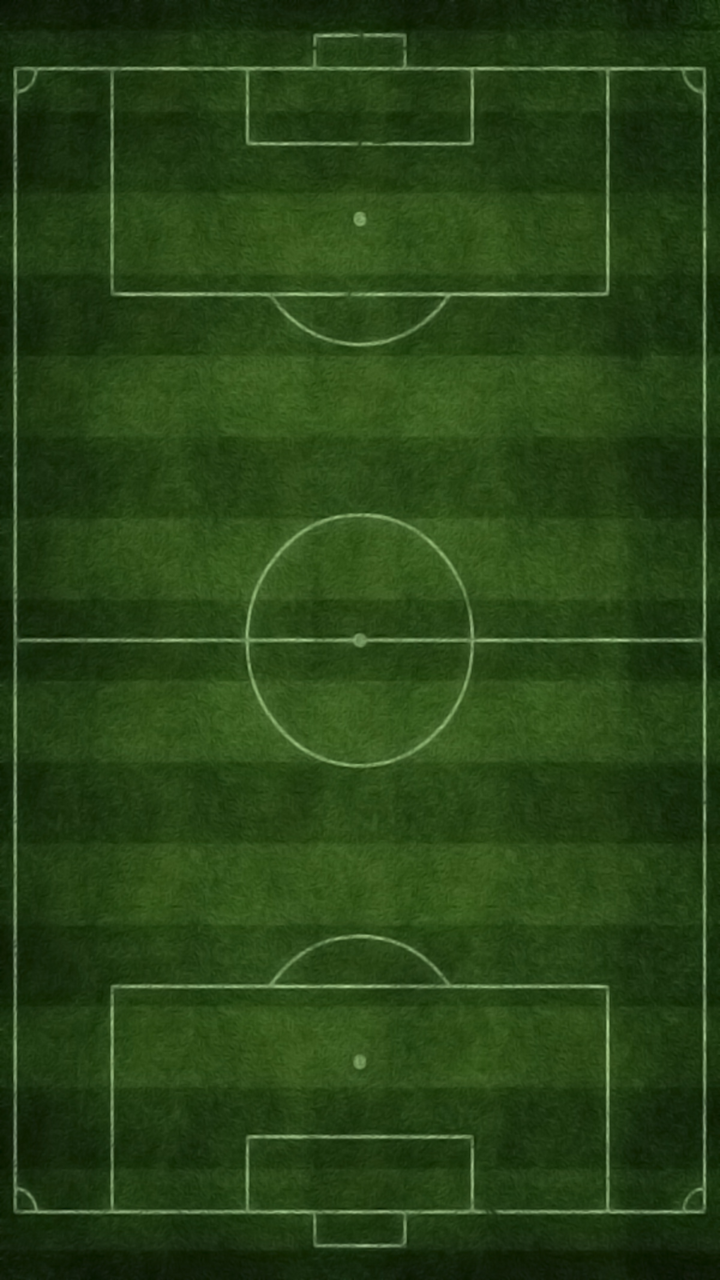
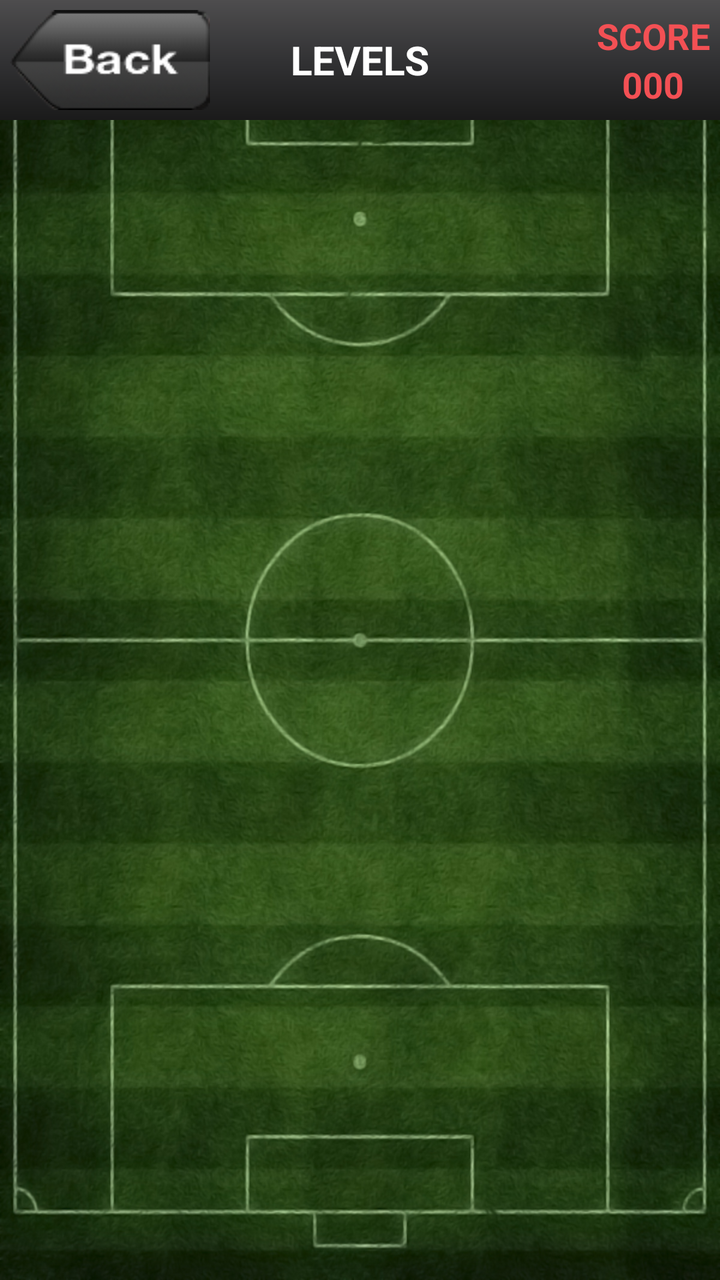

Two renders of the same Android screen: before a commit and after it. Below are the layout's source before the change and the commit's diff.
<!-- AndroidManifest.xml: activity theme Theme.Football2 -->
<!-- res/layout/activity_main.xml -->
<?xml version="1.0" encoding="utf-8"?>
<layout xmlns:android="http://schemas.android.com/apk/res/android"
    xmlns:app="http://schemas.android.com/apk/res-auto">
<androidx.constraintlayout.widget.ConstraintLayout
    android:layout_width="match_parent"
    android:layout_height="match_parent"
    android:background="@drawable/field">

    <androidx.recyclerview.widget.RecyclerView
        android:id="@+id/rvLevels"
        android:layout_width="0dp"
        android:layout_height="0dp"
        android:padding="8dp"
        android:clipToPadding="false"
        app:layout_constraintTop_toTopOf="parent"
        app:layout_constraintBottom_toBottomOf="parent"
        app:layout_constraintStart_toStartOf="parent"
        app:layout_constraintEnd_toEndOf="parent" />

</androidx.constraintlayout.widget.ConstraintLayout>
</layout>
<!-- resources referenced by this layout -->
<resources>
  <!-- drawable field: jpg bitmap (drawable, 332757 bytes) -->
  <style name="Theme.Football2" parent="Base.Theme.Football2" />
  <style name="Base.Theme.Football2" parent="Theme.Material3.DayNight.NoActionBar">
          
          
      </style>
</resources>

<!-- the commit's change to res/layout/activity_main.xml (unified diff, before → after) -->
@@ -4,7 +4,18 @@
 <androidx.constraintlayout.widget.ConstraintLayout
     android:layout_width="match_parent"
     android:layout_height="match_parent"
-    android:background="@drawable/field">
+    android:background="@drawable/field"
+    android:fitsSystemWindows="true">
+
+    <include
+        android:id="@+id/titleBar1"
+        layout="@layout/title_bar"
+        android:layout_width="match_parent"
+        android:layout_height="60dp"
+        app:layout_constraintTop_toTopOf="parent"
+        app:layout_constraintStart_toStartOf="parent"
+        app:layout_constraintEnd_toEndOf="parent" />
+
 
     <androidx.recyclerview.widget.RecyclerView
         android:id="@+id/rvLevels"
@@ -12,10 +23,74 @@
         android:layout_height="0dp"
         android:padding="8dp"
         android:clipToPadding="false"
-        app:layout_constraintTop_toTopOf="parent"
+        app:layout_constraintTop_toBottomOf="@+id/titleBar1"
         app:layout_constraintBottom_toBottomOf="parent"
         app:layout_constraintStart_toStartOf="parent"
         app:layout_constraintEnd_toEndOf="parent" />
 
 </androidx.constraintlayout.widget.ConstraintLayout>
 </layout>
+<!-- res/layout/title_bar.xml (included above) -->
+<?xml version="1.0" encoding="utf-8"?>
+<RelativeLayout xmlns:android="http://schemas.android.com/apk/res/android"
+    android:id="@+id/titleBar"
+    android:layout_width="match_parent"
+    android:layout_height="50dp"
+    android:layout_alignParentTop="true"
+    android:background="@drawable/title_bar"
+    android:orientation="horizontal" >
+
+    <ImageButton
+        android:id="@+id/back"
+        android:layout_width="wrap_content"
+        android:layout_height="wrap_content"
+        android:layout_centerVertical="true"
+        android:layout_alignParentLeft="true"
+        android:layout_gravity="left"
+        android:layout_margin="5dip"
+        android:background="@drawable/button_back" />
+
+    <TextView
+        android:id="@+id/title"
+        android:layout_width="wrap_content"
+        android:layout_height="wrap_content"
+        android:layout_centerHorizontal="true"
+        android:layout_centerVertical="true"
+        android:text="LEVELS"
+        android:textAppearance="?android:attr/textAppearanceLarge"
+        android:textColor="#FFF"
+        android:textSize="20sp"
+        android:textStyle="bold" />
+
+    <LinearLayout
+        android:layout_width="wrap_content"
+        android:layout_height="wrap_content"
+        android:layout_alignParentRight="true"
+        android:layout_centerVertical="true"
+        android:layout_marginRight="5dp"
+        android:gravity="center"
+        android:orientation="vertical" >
+
+        <TextView
+            android:id="@+id/scoreTitle"
+            android:layout_width="wrap_content"
+            android:layout_height="wrap_content"
+            android:shadowColor="#f35054"         
+            android:text="SCORE"
+            android:textAppearance="?android:attr/textAppearanceMedium"
+            android:textSize="18sp"
+            android:textColor="#f35054"
+            android:textStyle="bold" />
+
+        <TextView
+            android:id="@+id/scoreValue"
+            android:layout_width="wrap_content"
+            android:layout_height="wrap_content"
+            android:text="000"
+            android:textAppearance="?android:attr/textAppearanceMedium"
+            android:textColor="#f35054"
+            android:textSize="18sp"
+            android:textStyle="bold" />
+    </LinearLayout>
+
+</RelativeLayout>
<!-- resource entries referenced after the edit -->
@@ -1,7 +1,29 @@
 <!-- resources referenced by this layout -->
 <resources>
+  <!-- drawable button_back (drawable) -->
+  <?xml version="1.0" encoding="utf-8"?>
+  <selector xmlns:android="http://schemas.android.com/apk/res/android">
+  
+      <item android:drawable="@drawable/back_pressed" android:state_pressed="true"/>
+      <item android:drawable="@drawable/back" android:state_pressed="false"/>
+  
+  </selector>
   <!-- drawable field: jpg bitmap (drawable, 332757 bytes) -->
+  <!-- drawable title_bar (drawable) -->
+  <?xml version="1.0" encoding="utf-8"?>
+  <shape xmlns:android="http://schemas.android.com/apk/res/android"
+      android:shape="rectangle" >
+  
+      <gradient
+          android:angle="270"
+          android:centerColor="#323234"
+          android:endColor="#1a1a1a"
+          android:startColor="#4e4d4e" />
+  
+  </shape>
   <style name="Theme.Football2" parent="Base.Theme.Football2" />
+  <!-- drawable back_pressed: png bitmap (drawable, 5517 bytes) -->
+  <!-- drawable back: png bitmap (drawable, 5973 bytes) -->
   <style name="Base.Theme.Football2" parent="Theme.Material3.DayNight.NoActionBar">
           
           
